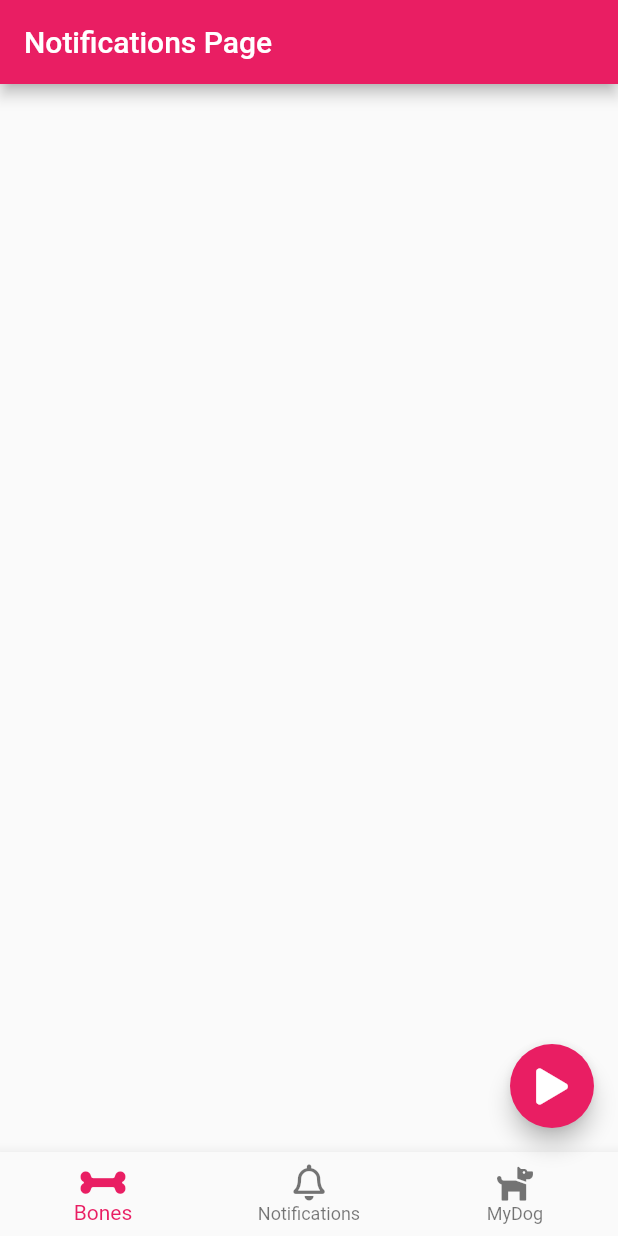
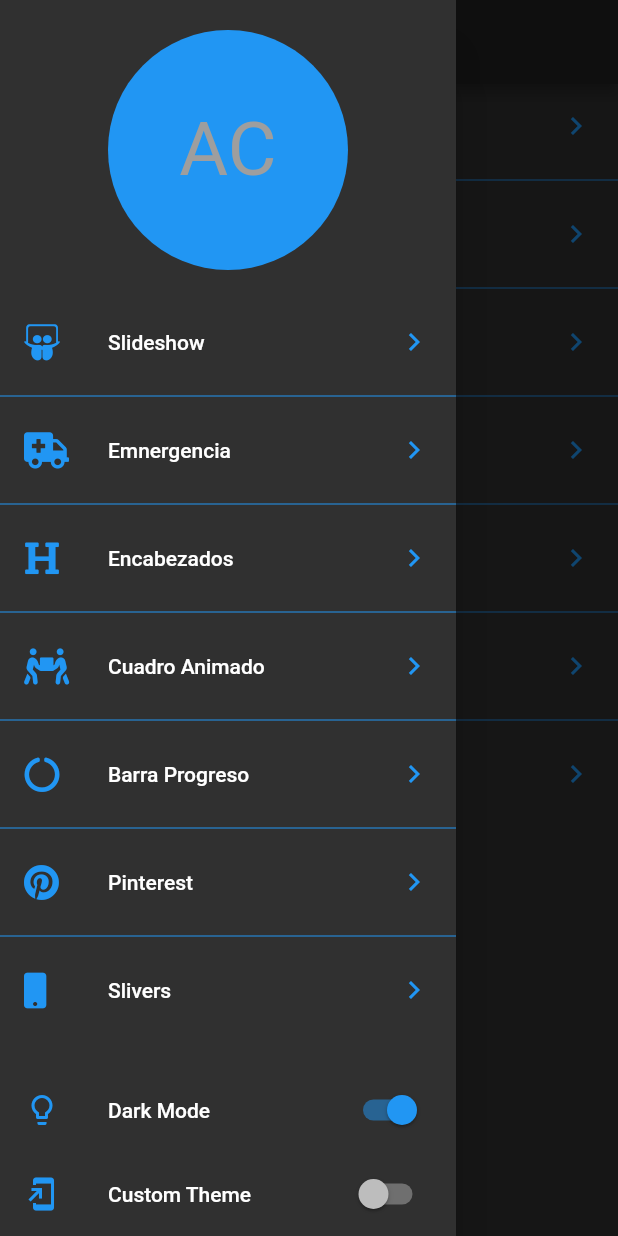
Before and after one commit to Adel-Cabrera/Flutter-UX-UI-Designs, a Flutter app: the screen it shows after launch, with the side drawer open (before the commit the screen has no drawer), on a phone screen of 412 x 824 dp. Run offline on Flutter 3.47's test engine with Material 2 defaults, Android fonts, the phone set to English and light mode, and no system bars; our stand-ins replace animate_do, flutter_svg, font_awesome_flutter.

Commit message:
creating theme for app

```diff
--- a/lib/main.dart
+++ b/lib/main.dart
@@ -5,27 +5,38 @@ import 'package:flutterexuxuii/src/labs/circular_progress_page.dart';
 import 'package:flutterexuxuii/src/pages/emergency_page.dart';
 import 'package:flutterexuxuii/src/pages/graficas_circulares_page.dart';
 import 'package:flutterexuxuii/src/pages/headers_page.dart';
+import 'package:flutterexuxuii/src/pages/launcher_page.dart';
 import 'package:flutterexuxuii/src/pages/navegacion_page.dart';
 import 'package:flutterexuxuii/src/pages/pagina1_page.dart';
 import 'package:flutterexuxuii/src/pages/pinterest_page.dart';
 import 'package:flutterexuxuii/src/pages/slideshow_page.dart';
 import 'package:flutterexuxuii/src/pages/sliver_page.dart';
 import 'package:flutterexuxuii/src/pages/twitter_page.dart';
+import 'package:flutterexuxuii/src/theme/themechanger.dart';
+import 'package:provider/provider.dart';
 //import 'package:flutterexuxuii/src/labs/slideshow_page.dart';
 
 void main() => runApp(
-      MyApp(),
+      ChangeNotifierProvider(
+        create: (_) => ThemeChanger(
+          2,
+        ),
+        child: MyApp(),
+      ),
     );
 
 class MyApp extends StatelessWidget {
   @override
   Widget build(BuildContext context) {
+    final currentTheme = Provider.of<ThemeChanger>(context);
     return MaterialApp(
       debugShowCheckedModeBanner: false,
       initialRoute: '/',
       routes: {
         '/second': (context) => HeadersPage(),
       },
+      theme: currentTheme.currentTheme,
+
       title: 'Diseños App',
       home: //HeadersPage(),
           // AnimacionesPage(),
@@ -36,9 +47,10 @@ class MyApp extends StatelessWidget {
           // PinterestPage(),
           // EmergencyPage(),
           // SliverListPage(),
-          // Pagina1Page(),
-          // TwitterPage(),
-          NavegacionPage(),
+          LauncherPage(),
+      // Pagina1Page(),
+      // TwitterPage(),
+      // NavegacionPage(),
     );
   }
 }
--- /dev/null
+++ b/lib/src/pages/launcher_page.dart
@@ -0,0 +1,128 @@
+import 'package:flutter/material.dart';
+import 'package:flutterexuxuii/src/theme/themechanger.dart';
+import 'package:font_awesome_flutter/font_awesome_flutter.dart';
+import 'package:flutterexuxuii/src/routes/routes.dart';
+import 'package:provider/provider.dart';
+
+class LauncherPage extends StatelessWidget {
+  @override
+  Widget build(BuildContext context) {
+    return Scaffold(
+      appBar: AppBar(
+        title: Text(
+          'Diseños en Flutter',
+        ),
+      ),
+      drawer: _MenuPrincipal(),
+      body: _ListaOpciones(),
+    );
+  }
+}
+
+class _ListaOpciones extends StatelessWidget {
+  @override
+  Widget build(BuildContext context) {
+    return ListView.separated(
+      physics: BouncingScrollPhysics(),
+      separatorBuilder: (context, index) => Divider(
+        color: Colors.blue,
+      ),
+      itemCount: pageRoute.length,
+      itemBuilder: (context, index) => ListTile(
+        leading: FaIcon(
+          pageRoute[index].icon,
+          color: Colors.blue,
+        ),
+        title: Text(
+          pageRoute[index].titulo,
+        ),
+        trailing: Icon(
+          Icons.chevron_right,
+          color: Colors.blue,
+        ),
+        onTap: () {
+          Navigator.of(context).push(
+            MaterialPageRoute(
+              builder: (context) => pageRoute[index].page,
+            ),
+          );
+        },
+      ),
+    );
+  }
+}
+
+class _MenuPrincipal extends StatelessWidget {
+  @override
+  Widget build(BuildContext context) {
+    final appTheme = Provider.of<ThemeChanger>(context);
+
+    return Drawer(
+      child: Container(
+        child: Column(
+          children: <Widget>[
+            SafeArea(
+              child: Container(
+                padding: EdgeInsets.all(
+                  20.0,
+                ),
+                width: double.infinity,
+                height: 200.0,
+                child: CircleAvatar(
+                  backgroundColor: Colors.blue,
+                  child: Text(
+                    'AC',
+                    style: TextStyle(
+                      fontSize: 50.0,
+                    ),
+                  ),
+                ),
+              ),
+            ),
+            Expanded(
+              child: _ListaOpciones(),
+            ),
+            ListTile(
+              leading: Icon(
+                Icons.lightbulb_outline,
+                color: Colors.blue,
+              ),
+              title: Text(
+                'Dark Mode',
+              ),
+              trailing: Switch.adaptive(
+                value: appTheme.darkTheme,
+                activeColor: Colors.blue,
+                onChanged: (value) {
+                  appTheme.darkTheme = value;
+                },
+              ),
+            ),
+            SafeArea(
+              bottom: true,
+              top: false,
+              left: false,
+              right: false,
+              child: ListTile(
+                leading: Icon(
+                  Icons.add_to_home_screen,
+                  color: Colors.blue,
+                ),
+                title: Text(
+                  'Custom Theme',
+                ),
+                trailing: Switch.adaptive(
+                  value: appTheme.customTheme,
+                  activeColor: Colors.blue,
+                  onChanged: (value) {
+                    appTheme.customTheme = value;
+                  },
+                ),
+              ),
+            ),
+          ],
+        ),
+      ),
+    );
+  }
+}
--- /dev/null
+++ b/lib/src/routes/routes.dart
@@ -0,0 +1,57 @@
+import 'package:flutter/material.dart';
+import 'package:font_awesome_flutter/font_awesome_flutter.dart';
+
+import 'package:flutterexuxuii/src/challenges/cuadrado_animado.dart';
+import 'package:flutterexuxuii/src/labs/slideshow_page.dart';
+import 'package:flutterexuxuii/src/pages/emergency_page.dart';
+import 'package:flutterexuxuii/src/pages/graficas_circulares_page.dart';
+import 'package:flutterexuxuii/src/pages/headers_page.dart';
+import 'package:flutterexuxuii/src/pages/pinterest_page.dart';
+import 'package:flutterexuxuii/src/pages/sliver_page.dart';
+
+final pageRoute = <_Route>[
+  _Route(
+    icon: FontAwesomeIcons.slideshare,
+    titulo: 'Slideshow',
+    page: SlideshowPage(),
+  ),
+  _Route(
+    icon: FontAwesomeIcons.ambulance,
+    titulo: 'Emnergencia',
+    page: EmergencyPage(),
+  ),
+  _Route(
+    icon: FontAwesomeIcons.heading,
+    titulo: 'Encabezados',
+    page: HeadersPage(),
+  ),
+  _Route(
+    icon: FontAwesomeIcons.peopleCarry,
+    titulo: 'Cuadro Animado',
+    page: CuadradoAnimadoPage(),
+  ),
+  _Route(
+    icon: FontAwesomeIcons.circleNotch,
+    titulo: 'Barra Progreso',
+    page: GraficasCircularesPage(),
+  ),
+  _Route(
+    icon: FontAwesomeIcons.pinterest,
+    titulo: 'Pinterest',
+    page: PinterestPage(),
+  ),
+  _Route(
+    icon: FontAwesomeIcons.mobile,
+    titulo: 'Slivers',
+    page: SliverListPage(),
+  ),
+];
+
+class _Route {
+  final IconData icon;
+  final String titulo;
+
+  final Widget page;
+
+  _Route({this.icon, this.titulo, this.page});
+}
--- /dev/null
+++ b/lib/src/theme/themechanger.dart
@@ -0,0 +1,59 @@
+import 'package:flutter/material.dart';
+
+class ThemeChanger with ChangeNotifier {
+  bool _darkTheme = false;
+  bool _customTheme = false;
+
+  ThemeData _currentTheme;
+
+  ThemeData get currentTheme => _currentTheme;
+
+  ThemeChanger(int theme) {
+    switch (theme) {
+      case 1:
+        _darkTheme = false;
+        _customTheme = false;
+        _currentTheme = ThemeData.light();
+        break;
+      case 2:
+        _darkTheme = true;
+        _customTheme = false;
+        _currentTheme = ThemeData.dark();
+        break;
+      case 3:
+        _darkTheme = false;
+        _customTheme = true;
+        break;
+      default:
+        _darkTheme = false;
+        _customTheme = false;
+        _currentTheme = ThemeData.light();
+    }
+  }
+
+//  set currentTheme(ThemeData value) {
+//    _currentTheme = value;
+//    notifyListeners();
+//  }
+
+  bool get darkTheme => _darkTheme;
+
+  set darkTheme(bool value) {
+    _darkTheme = value;
+
+    if (value) {
+      _currentTheme = ThemeData.light();
+    } else {
+      _currentTheme = ThemeData.light();
+    }
+
+    notifyListeners();
+  }
+
+  bool get customTheme => _customTheme;
+
+  set customTheme(bool value) {
+    _customTheme = value;
+    notifyListeners();
+  }
+}
```
